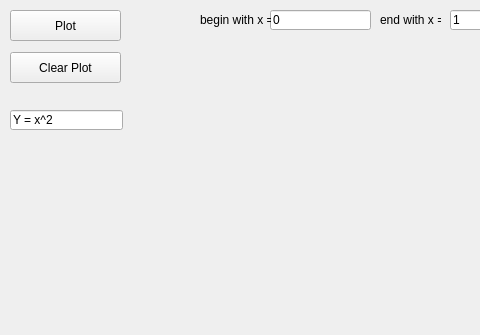
The window that main_gui.ui (Negolng/Grapher) describes before a commit, drawn with Qt 5; both pictures show x 0 to 480 and y 0 to 335 of the 800 by 600 pixel window.
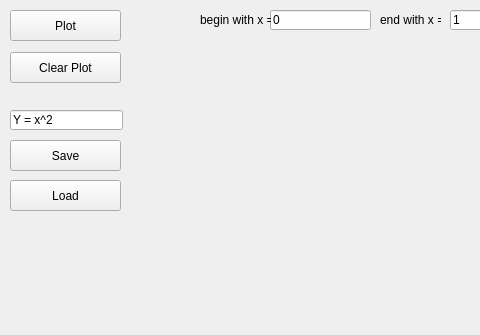
The same window after the commit.

The edit to the form file:
```diff
--- a/main_gui.ui
+++ b/main_gui.ui
@@ -168,6 +168,32 @@
      <string>Logs</string>
     </property>
    </widget>
+   <widget class="QPushButton" name="saveButton">
+    <property name="geometry">
+     <rect>
+      <x>10</x>
+      <y>140</y>
+      <width>111</width>
+      <height>31</height>
+     </rect>
+    </property>
+    <property name="text">
+     <string>Save</string>
+    </property>
+   </widget>
+   <widget class="QPushButton" name="loadButton">
+    <property name="geometry">
+     <rect>
+      <x>10</x>
+      <y>180</y>
+      <width>111</width>
+      <height>31</height>
+     </rect>
+    </property>
+    <property name="text">
+     <string>Load</string>
+    </property>
+   </widget>
   </widget>
  </widget>
  <resources/>
```
